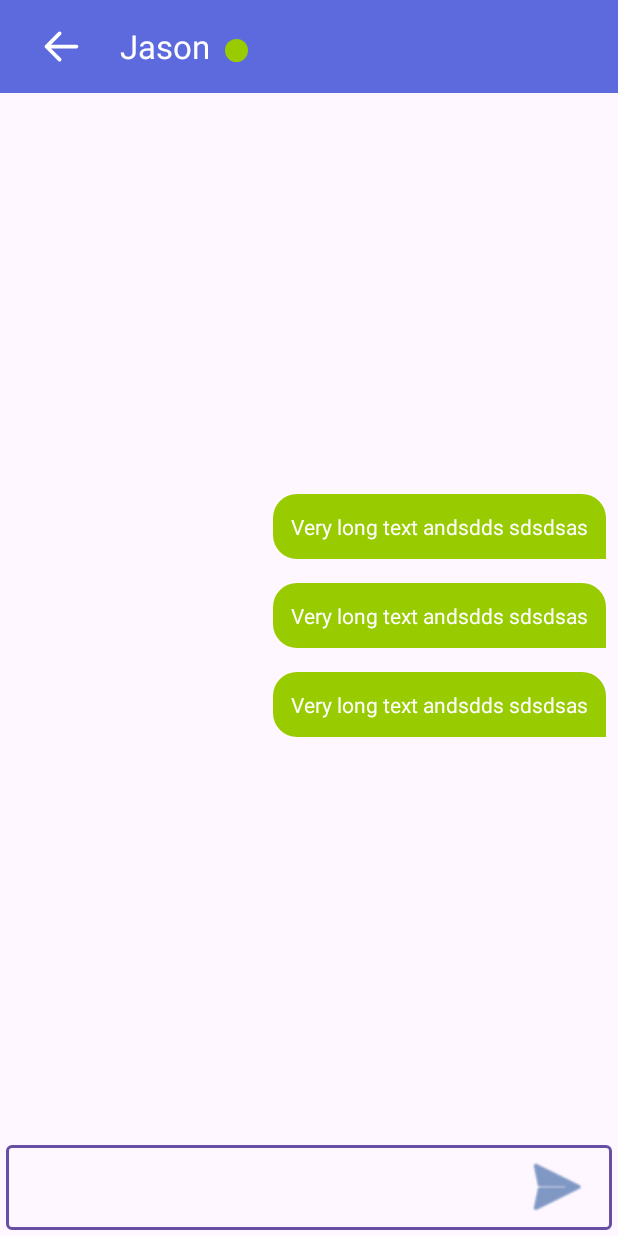
After one commit to KanatBayalbayev/BeInTouch, an Android app: the layout fragment_chat.xml on its own in the app's theme, with its tools: preview values and no code run, on a phone screen of 412 x 824 dp. The commit adds this screen. Run offline under Robolectric (Android 15) with nearby library versions, the phone set to English and light mode, and no system bars.

Commit message:
created Chat layout

```diff
--- a/app/src/main/java/com/example/beintouch/adapters/ChatAdapter.kt
+++ b/app/src/main/java/com/example/beintouch/adapters/ChatAdapter.kt
@@ -19,6 +19,7 @@ class ChatAdapter(
         private val binding = ChatItemBinding.bind(view)
 
         fun bind(user: User) {
+            binding.userNameChatItem.text = user.name
 
         }
     }
--- /dev/null
+++ b/app/src/main/res/drawable/green_circle.xml
@@ -0,0 +1,6 @@
+<?xml version="1.0" encoding="utf-8"?>
+<shape xmlns:android="http://schemas.android.com/apk/res/android"
+    android:shape="oval">
+    <solid android:color="@android:color/holo_green_light"/>
+
+</shape>
--- /dev/null
+++ b/app/src/main/res/drawable/left_arrow.xml
@@ -0,0 +1,10 @@
+<vector xmlns:android="http://schemas.android.com/apk/res/android"
+    android:width="800dp"
+    android:height="800dp"
+    android:viewportWidth="24"
+    android:viewportHeight="24">
+  <path
+      android:pathData="M11.707,4.293C12.098,4.683 12.098,5.317 11.707,5.707L6.414,11H20C20.552,11 21,11.448 21,12C21,12.552 20.552,13 20,13H6.414L11.707,18.293C12.098,18.683 12.098,19.317 11.707,19.707C11.317,20.098 10.683,20.098 10.293,19.707L3.293,12.707C3.105,12.52 3,12.265 3,12C3,11.735 3.105,11.48 3.293,11.293L10.293,4.293C10.683,3.902 11.317,3.902 11.707,4.293Z"
+      android:fillColor="#000000"
+      android:fillType="evenOdd"/>
+</vector>
--- /dev/null
+++ b/app/src/main/res/drawable/user_message_background.xml
@@ -0,0 +1,15 @@
+<?xml version="1.0" encoding="utf-8"?>
+<shape xmlns:android="http://schemas.android.com/apk/res/android"
+    android:shape="rectangle">
+    <solid android:color="@android:color/holo_green_light" />
+
+    <corners
+        android:bottomRightRadius="0dp"
+        android:radius="16dp" />
+    <padding
+        android:bottom="12dp"
+        android:left="12dp"
+        android:right="12dp"
+        android:top="12dp"/>
+
+</shape>
--- /dev/null
+++ b/app/src/main/res/layout/fragment_chat.xml
@@ -0,0 +1,82 @@
+<?xml version="1.0" encoding="utf-8"?>
+<androidx.constraintlayout.widget.ConstraintLayout xmlns:android="http://schemas.android.com/apk/res/android"
+    xmlns:app="http://schemas.android.com/apk/res-auto"
+    xmlns:tools="http://schemas.android.com/tools"
+    android:layout_width="match_parent"
+    android:layout_height="match_parent"
+    tools:context=".fragments.Chat">
+
+    <LinearLayout
+        android:id="@+id/topContainer"
+        android:gravity="start|center"
+        android:background="#5d6ade"
+        android:padding="16dp"
+        android:layout_width="match_parent"
+        android:layout_height="wrap_content"
+        app:layout_constraintEnd_toEndOf="parent"
+        app:layout_constraintStart_toStartOf="parent"
+        app:layout_constraintTop_toTopOf="parent">
+
+        <ImageView
+            android:contentDescription="@string/backtoaccounticon"
+            android:src="@drawable/left_arrow"
+            android:layout_width="50dp"
+            android:layout_height="30dp"
+            app:tint="@color/white" />
+
+        <TextView
+            android:textSize="22sp"
+            android:layout_marginStart="14dp"
+            android:textColor="@color/white"
+            tools:text="Jason"
+            android:layout_width="wrap_content"
+            android:layout_height="wrap_content"/>
+        <View
+            android:layout_marginTop="2.4dp"
+            android:layout_marginStart="10dp"
+            android:background="@drawable/green_circle"
+            android:layout_width="15dp"
+            android:layout_height="15dp"/>
+    </LinearLayout>
+
+
+    <com.google.android.material.textfield.TextInputLayout
+        android:id="@+id/inputLayout"
+        android:layout_marginStart="4dp"
+        android:layout_marginEnd="4dp"
+        android:layout_marginBottom="4dp"
+        app:layout_constraintBottom_toBottomOf="parent"
+        android:layout_width="match_parent"
+        android:layout_height="wrap_content">
+        <com.google.android.material.textfield.TextInputEditText
+            android:id="@+id/inputMessageFromUser"
+            android:paddingStart="10dp"
+            android:paddingEnd="10dp"
+            android:layout_width="match_parent"
+            android:layout_height="wrap_content"/>
+    </com.google.android.material.textfield.TextInputLayout>
+
+    <ImageView
+        android:id="@+id/buttonToSendMessage"
+        android:layout_marginTop="4dp"
+        android:layout_marginEnd="12dp"
+        app:layout_constraintTop_toTopOf="@+id/inputLayout"
+        app:layout_constraintBottom_toBottomOf="@+id/inputLayout"
+        app:layout_constraintEnd_toEndOf="@+id/inputLayout"
+        android:src="@android:drawable/ic_menu_send"
+        android:layout_width="50dp"
+        android:layout_height="50dp"
+        app:tint="#2b599c" />
+
+    <androidx.recyclerview.widget.RecyclerView
+        app:layout_constraintTop_toBottomOf="@+id/topContainer"
+        app:layout_constraintEnd_toEndOf="parent"
+        tools:listitem="@layout/user_message"
+        app:layout_constraintBottom_toTopOf="@+id/inputLayout"
+        app:layout_constraintStart_toStartOf="parent"
+        android:layout_width="match_parent"
+        android:layout_height="wrap_content"/>
+
+
+
+</androidx.constraintlayout.widget.ConstraintLayout>
--- /dev/null
+++ b/app/src/main/res/layout/user_message.xml
@@ -0,0 +1,20 @@
+<?xml version="1.0" encoding="utf-8"?>
+<androidx.constraintlayout.widget.ConstraintLayout xmlns:android="http://schemas.android.com/apk/res/android"
+    android:layout_width="match_parent"
+    android:layout_height="wrap_content"
+    android:padding = "8dp"
+    xmlns:tools="http://schemas.android.com/tools"
+    xmlns:app="http://schemas.android.com/apk/res-auto">
+
+    <TextView
+        android:id="@+id/userMessage"
+        android:textColor="@color/white"
+        android:maxWidth="250dp"
+        android:background="@drawable/user_message_background"
+        tools:text = "Very long text andsdds sdsdsas"
+        app:layout_constraintTop_toTopOf="parent"
+        app:layout_constraintEnd_toEndOf="parent"
+        android:layout_width="wrap_content"
+        android:layout_height="wrap_content"/>
+
+</androidx.constraintlayout.widget.ConstraintLayout>
--- a/app/src/main/res/values/strings.xml
+++ b/app/src/main/res/values/strings.xml
@@ -22,4 +22,5 @@
     <string name="reset">RESET PASSWORD</string>
     <string name="log_out">Log out</string>
     <string name="chats">Chats</string>
+    <string name="backtoaccounticon">backToAccountIcon</string>
 </resources>
```
Also changed, not shown: app/src/main/java/com/example/beintouch/fragments/Chat.kt (added, +36 -0 lines), app/src/main/java/com/example/beintouch/fragments/Chats.kt (+7 -4 lines), app/src/main/java/com/example/beintouch/presentation/MainViewModel.kt (+30 -0 lines), app/src/main/java/com/example/beintouch/presentation/User.kt (+8 -7 lines), app/src/main/res/drawable/companion_message_background.xml (added, +15 -0 lines), app/src/main/res/layout/comp_message.xml (added, +20 -0 lines).
